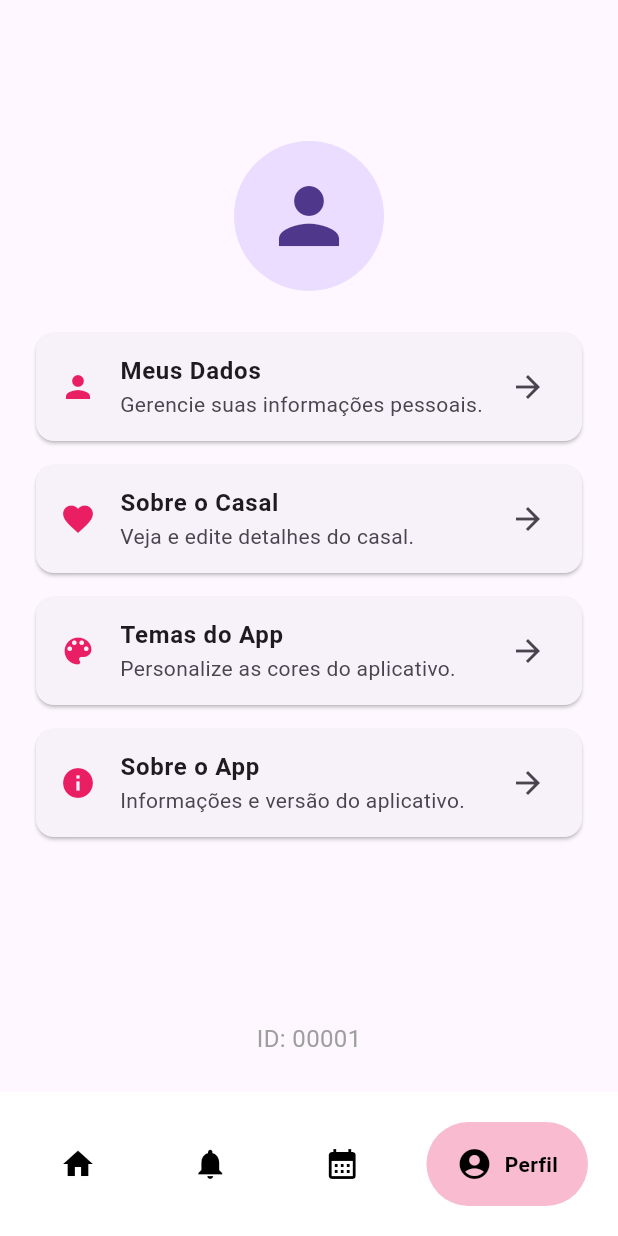
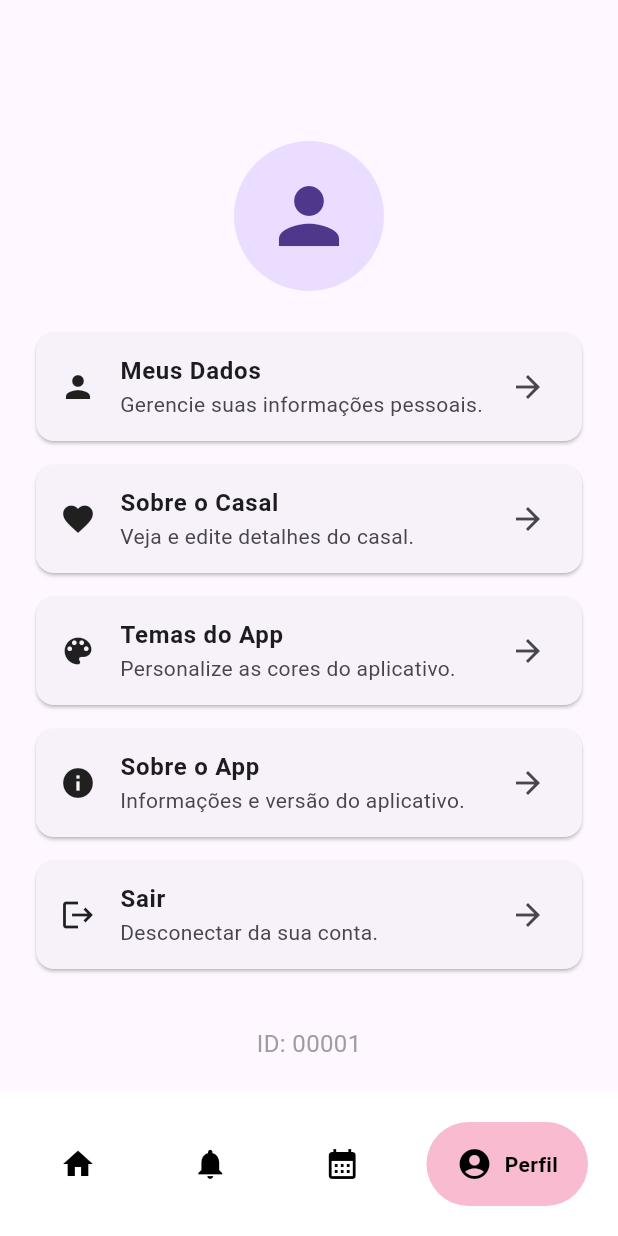
Before and after one commit to SamuelRamos338/breakforlove_last_update, a Flutter app: the MainPage screen opened directly, swiped to page 4, on a phone screen of 412 x 824 dp. Run offline on Flutter 3.47's test engine with Material 3 defaults, Android fonts, the light colour scheme and no system bars; drawn by our look-alikes of google_nav_bar; our stand-ins replace table_calendar; statements that could not run were skipped.

Commit message:
Update profile_screen.dart

```diff
--- a/lib/src/profile_screen.dart
+++ b/lib/src/profile_screen.dart
@@ -3,6 +3,7 @@ import 'user_data_screen.dart';
 import 'couple_screen.dart';
 import 'about_app_screen.dart';
 import 'theme_screen.dart';
+import 'login_screen.dart';
 
 class ProfileScreen extends StatelessWidget {
   const ProfileScreen({super.key});
@@ -63,6 +64,18 @@ class ProfileScreen extends StatelessWidget {
               );
             },
           ),
+          // Card de logout
+          _ProfileScreenItem(
+            texto: 'Sair',
+            descricao: 'Desconectar da sua conta.',
+            icone: Icons.logout,
+            onPressed: () {
+              Navigator.pushReplacement(
+                context,
+                MaterialPageRoute(builder: (context) => const LoginScreen()),
+              );
+            },
+          ),
           const SizedBox(height: 30),
           const Spacer(),
           const Text(
@@ -91,10 +104,11 @@ class _ProfileScreenItem extends StatelessWidget {
 
   @override
   Widget build(BuildContext context) {
+    final iconColor = Theme.of(context).iconTheme.color;
     return Card(
       margin: const EdgeInsets.symmetric(vertical: 8),
       child: ListTile(
-        leading: Icon(icone, color: Colors.pink),
+        leading: Icon(icone, color: iconColor),
         title: Text(texto, style: const TextStyle(fontWeight: FontWeight.bold)),
         subtitle: Text(descricao),
         trailing: const Icon(Icons.arrow_forward),
```
